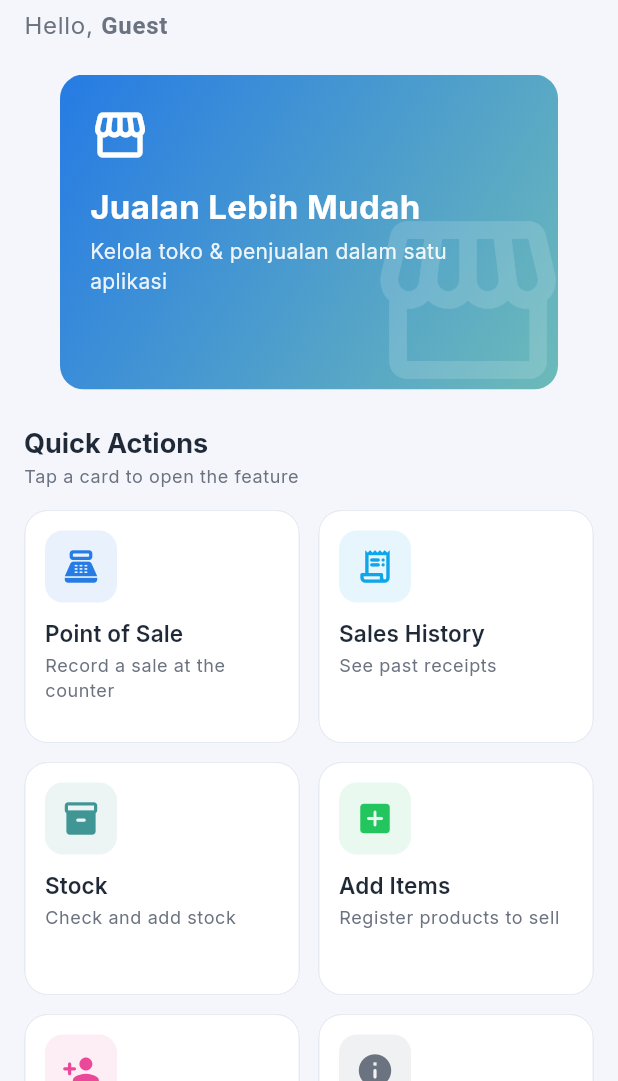
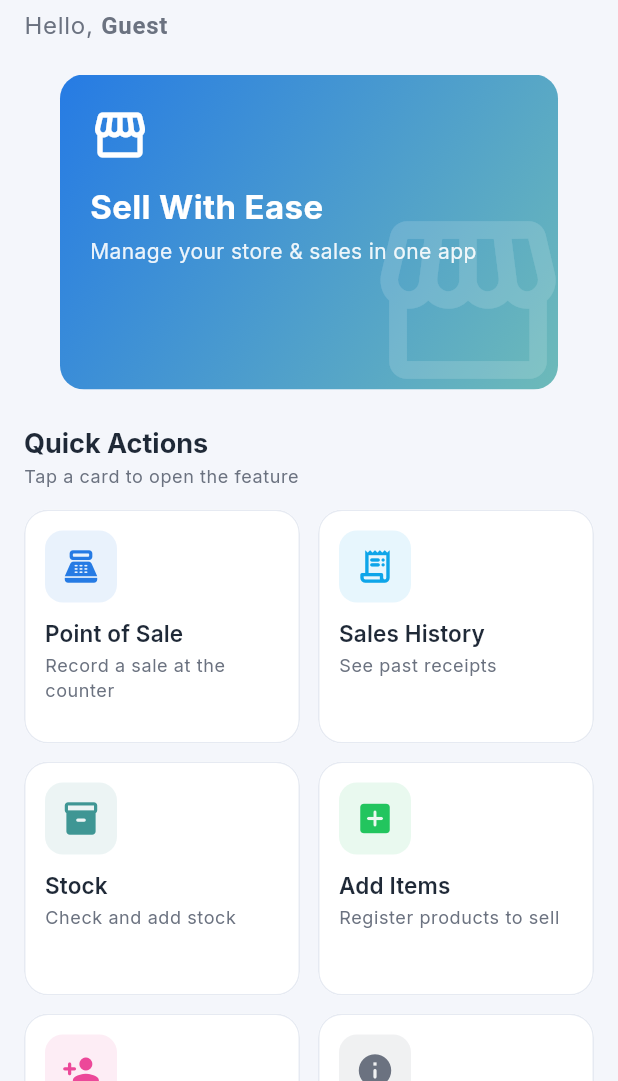
Before and after one commit to okafuizagoto/gold-gym-fe-android, a Flutter app: the HomeScreen screen opened directly, after a tap on "ID", on a phone screen of 412 x 824 dp, the part 155-1236 px from its top. Run offline on Flutter 3.47's test engine with Material 3 defaults, Android fonts, the phone set to English and light mode, and no system bars; drawn by our look-alikes of carousel_slider; our stand-ins replace fl_chart, flutter_blue_plus, flutter_dotenv, flutter_tts, fluttertoast, image_picker and 5 more; missing offline and left inert: file_saver, gal, in_app_purchase_android; accounts and stored records are empty; network calls fail.

Commit message:
i18n(dashboard): banner carousel bilingual (LanguageProvider)
Sinkron dengan components/SwipedPictures.tsx (Next.js).

```diff
--- a/lib/widgets/commerce_carousel.dart
+++ b/lib/widgets/commerce_carousel.dart
@@ -1,5 +1,7 @@
 import 'package:flutter/material.dart';
 import 'package:carousel_slider/carousel_slider.dart';
+import 'package:provider/provider.dart';
+import '../providers/language_provider.dart';
 
 /// Satu slide banner bernuansa jual-beli/pasar (gradient + ikon commerce).
 class CommerceSlide {
@@ -29,29 +31,36 @@ class CommerceCarousel extends StatelessWidget {
     this.autoPlayDuration = const Duration(seconds: 3),
   });
 
-  static const List<CommerceSlide> _slides = [
+  // Bilingual (LanguageProvider) -- ubah bersamaan dengan components/SwipedPictures.tsx (Next.js),
+  // termasuk teksnya.
+  List<CommerceSlide> _slides(LanguageProvider lang) => [
         CommerceSlide(
           icon: Icons.storefront,
-      title: 'Jualan Lebih Mudah',
-      subtitle: 'Kelola toko & penjualan dalam satu aplikasi',
-      gradient: [Color(0xFF267BE4), Color(0xFF6DBAB9)],
+          title: lang.get('Sell With Ease', 'Jualan Lebih Mudah'),
+          subtitle: lang.get('Manage your store & sales in one app',
+              'Kelola toko & penjualan dalam satu aplikasi'),
+          gradient: const [Color(0xFF267BE4), Color(0xFF6DBAB9)],
         ),
         CommerceSlide(
           icon: Icons.shopping_cart,
-      title: 'Belanja Cepat',
-      subtitle: 'Transaksi pembeli praktis dan real-time',
-      gradient: [Color(0xFFF2994A), Color(0xFFF2C94C)],
+          title: lang.get('Shop Fast', 'Belanja Cepat'),
+          subtitle: lang.get('Quick, real-time buyer transactions',
+              'Transaksi pembeli praktis dan real-time'),
+          gradient: const [Color(0xFFF2994A), Color(0xFFF2C94C)],
         ),
         CommerceSlide(
           icon: Icons.storefront_outlined,
-      title: 'Ramaikan Pasar',
-      subtitle: 'Semua outlet penjual dalam genggaman',
-      gradient: [Color(0xFF11998E), Color(0xFF38EF7D)],
+          title: lang.get('Grow the Marketplace', 'Ramaikan Pasar'),
+          subtitle: lang.get("Every seller's outlet, right in your hand",
+              'Semua outlet penjual dalam genggaman'),
+          gradient: const [Color(0xFF11998E), Color(0xFF38EF7D)],
         ),
       ];
 
   @override
   Widget build(BuildContext context) {
+    final lang = Provider.of<LanguageProvider>(context);
+    final slides = _slides(lang);
     return CarouselSlider(
       options: CarouselOptions(
         height: height,
@@ -60,7 +69,7 @@ class CommerceCarousel extends StatelessWidget {
         enlargeCenterPage: true,
         viewportFraction: 0.9,
       ),
-      items: _slides.map((slide) {
+      items: slides.map((slide) {
         return Builder(
           builder: (BuildContext context) {
             return Container(
```
Lines whose indentation alone changed are shown as unchanged.
